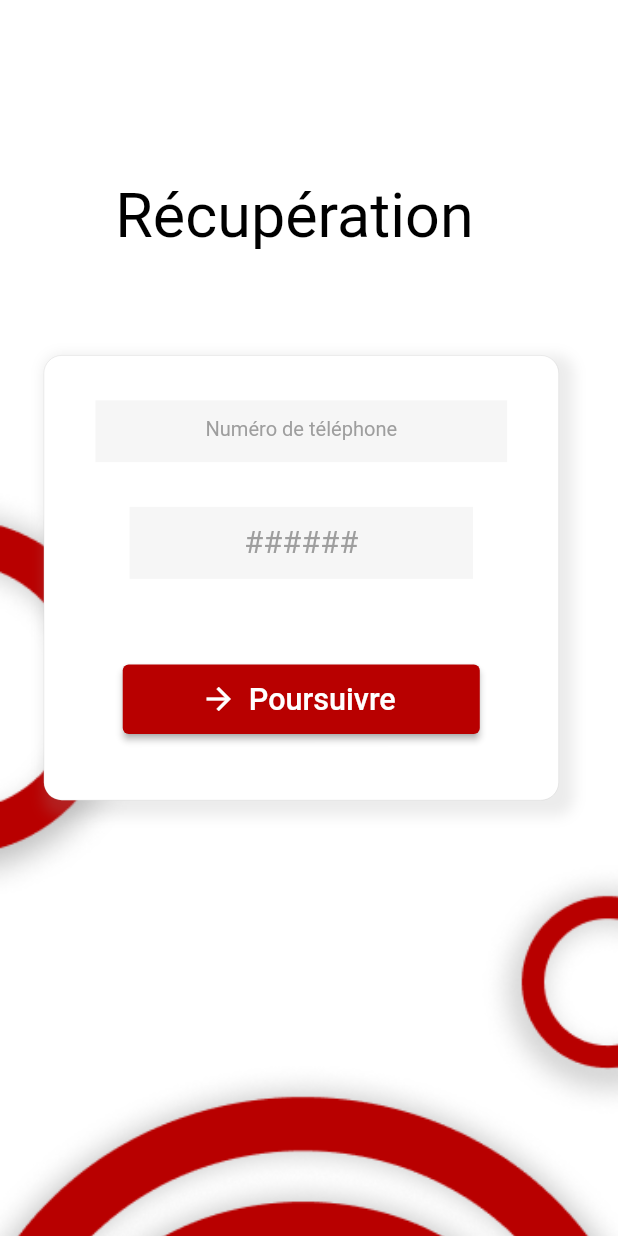
After one commit to i-zalla/Clientapp, a Flutter app: the Recuperation screen opened directly, on a phone screen of 412 x 824 dp. The commit adds this screen. Run offline on Flutter 3.47's test engine with Material 2 defaults, Android fonts, the phone set to English and light mode, and no system bars; our stand-ins replace flutter_screenutil, material_design_icons_flutter; Roboto replaces fonts that are missing (Poppins); statements that could not run were skipped.

Commit message:
Add existing file

```diff
--- a/lib/Inscription.dart
+++ b/lib/Inscription.dart
@@ -211,11 +211,11 @@ class _InscriptionState extends State<Inscription>{
                                         ),
                                       ),
                                       Container(
-                                        padding: EdgeInsets.fromLTRB(50, 20, 50,0),
+                                        padding: EdgeInsets.fromLTRB(10, 20, 10,0),
                                         decoration: BoxDecoration(
                                           color: Colors.transparent,
                                         ),
-                                        width: 350,
+                                        width: 358,
                                         height: 100,
                                         child: Column(
                                           children: [
@@ -223,6 +223,8 @@ class _InscriptionState extends State<Inscription>{
                                               mainAxisAlignment: MainAxisAlignment.spaceBetween,
                                               children: [
                                                 _textFieldOTP(first: true, last: false),
+                                                _textFieldOTP(first: false, last: false),
+                                                _textFieldOTP(first: false, last: false),
                                                 _textFieldOTP(first: false, last: false),
                                                 _textFieldOTP(first: false, last: false),
                                                 _textFieldOTP(first: false, last: true),
--- a/lib/Login.dart
+++ b/lib/Login.dart
@@ -180,11 +180,11 @@ class _LoginState extends State<Login>{
                                               ),
                                             ),
                                             Container(
-                                              padding: EdgeInsets.fromLTRB(50, 20, 50,0),
+                                              padding: EdgeInsets.fromLTRB(10, 20, 10,0),
                                               decoration: BoxDecoration(
                                                 color: Colors.transparent,
                                               ),
-                                              width: 350,
+                                              width: 358,
                                               height: 150,
                                               child: Column(
                                                 children: [
@@ -192,6 +192,8 @@ class _LoginState extends State<Login>{
                                                     mainAxisAlignment: MainAxisAlignment.spaceBetween,
                                                     children: [
                                                       _textFieldOTP(first: true, last: false),
+                                                      _textFieldOTP(first: false, last: false),
+                                                      _textFieldOTP(first: false, last: false),
                                                       _textFieldOTP(first: false, last: false),
                                                       _textFieldOTP(first: false, last: false),
                                                       _textFieldOTP(first: false, last: true),
@@ -305,7 +307,7 @@ class _LoginState extends State<Login>{
                                           ),
                                           ),
                                         ),
-                                        TextButton(
+                                       /* TextButton(
                                             onPressed: (){
                                               Navigator.push(
                                                   context,
@@ -324,7 +326,7 @@ class _LoginState extends State<Login>{
                                                 TextDecoration.underline,
                                               ),
                                             )
-                                        )
+                                        )*/
 
                                       ],
                                     ),
--- a/lib/Onboarding.dart
+++ b/lib/Onboarding.dart
@@ -110,7 +110,7 @@ class _onBoarding extends State<OnBoarding>{
                       Column(
                         crossAxisAlignment: CrossAxisAlignment.stretch,
                         children: [
-                          Padding(
+                         /* Padding(
                             padding: EdgeInsets.fromLTRB(60, 5, 60, 10),
                             child: Container(
                               color: Colors.transparent,
@@ -143,7 +143,7 @@ class _onBoarding extends State<OnBoarding>{
                                 ),
                               ),
                             ),
-                          ),
+                          ),*/
 
                           Padding(
                             padding: EdgeInsets.fromLTRB(60, 10, 60, 0),
--- a/lib/splashScreen.dart
+++ b/lib/splashScreen.dart
@@ -1,3 +1,4 @@
+import 'package:clientapp/Home.dart';
 import 'package:flutter/material.dart';
 import 'dart:async';
 import 'main.dart';
@@ -5,6 +6,7 @@ import 'dart:async';
 import 'package:clientapp/main.dart';
 import 'package:clientapp/Login.dart';
 import 'package:clientapp/Onboarding.dart';
+import 'package:clientapp/try.dart';
 
 
 
@@ -18,7 +20,7 @@ class _SplashScreenState extends State<SplashScreen> {
   void initState() {
     super.initState();
     Timer(
-        Duration(milliseconds: 4500),
+        Duration(milliseconds: 6000),
             () => Navigator.pushReplacement(
             context, MaterialPageRoute(builder: (context) => OnBoarding()
             )
--- /dev/null
+++ b/lib/try.dart
@@ -0,0 +1,198 @@
+import 'package:clientapp/Home.dart';
+import 'package:flutter/material.dart';
+import 'package:flutter_screenutil/flutter_screenutil.dart';
+
+
+class Recuperation extends StatelessWidget {
+  const Recuperation({Key? key}) : super(key: key);
+
+  @override
+  Widget build(BuildContext context) {
+    return SafeArea(
+      child: Stack(children: [
+        Container(
+          decoration: BoxDecoration(
+            image: DecorationImage(
+                image: AssetImage("images/Se connecter.png"),
+                fit: BoxFit.cover),
+          ),
+        ),
+        Scaffold(
+            backgroundColor: Colors.transparent,
+            body: SingleChildScrollView(
+              child: SafeArea(
+                child: Column(
+                  children: [
+                    Column(children: [
+                      Padding(
+                        padding: EdgeInsets.fromLTRB(30.w, 100.h, 38.w, 50.h),
+                        child: Container(
+                          height: 80.h,
+                          width: 283.w,
+                          child: Center(
+                            child: Text('Récupération',
+                                textScaleFactor: 0.96.sp,
+                                style: TextStyle(
+                                  fontFamily: 'Poppins',
+                                  fontSize: 40.sp,
+                                  color: Colors.black,
+                                )),
+                          ),
+                        ),
+                      ),
+                      Container(
+                        //container card
+                        width: 300.w,
+                        height: 288.h,
+                        decoration: BoxDecoration(
+                            border: Border.all(
+                              color: Colors.grey,
+                              width: 0.1.w,
+                            ),
+                            color: Colors.white,
+                            borderRadius: BorderRadius.circular(12),
+                            boxShadow: [
+                              BoxShadow(
+                                color: Colors.grey.withOpacity(0.2),
+                                spreadRadius: 5.r,
+                                blurRadius: 7.r,
+                                offset: Offset(5, 5),
+                              ),
+                            ]),
+                        child: Column(
+                          //column de contenu de container
+                          children: [
+                            SizedBox(
+                              //le premier espace
+                              height: 15.h,
+                            ),
+                            Container(
+                                padding: EdgeInsets.symmetric(horizontal: 30.w),
+                                child: Column(
+                                  children: [
+                                    Column(
+                                        crossAxisAlignment:
+                                        CrossAxisAlignment.end,
+                                        children: [
+                                          Padding(
+                                            padding: EdgeInsets.symmetric(
+                                                vertical: 14.h),
+                                            child: Container(
+                                              width: 260.w,
+                                              height: 40.h,
+                                              alignment: Alignment.center,
+                                              color: Colors.transparent,
+                                              child: TextFormField(
+                                                textAlign: TextAlign.center,
+                                                //lgris lewel
+                                                decoration: InputDecoration(
+                                                  contentPadding:
+                                                  EdgeInsets.only(
+                                                      bottom: 10.h),
+                                                  counterText: "",
+                                                  border: InputBorder.none,
+                                                  hintText:
+                                                  'Numéro de téléphone',
+                                                  hintStyle: TextStyle(
+                                                    fontSize: 13.sp,
+                                                    fontFamily: 'Poppins',
+                                                    color: Colors.grey[500],
+                                                  ),
+                                                  fillColor: Color(0xffF6F6F6),
+                                                  filled: true,
+                                                ),
+                                                maxLength: 10,
+                                                keyboardType:
+                                                TextInputType.number,
+                                                textInputAction:
+                                                TextInputAction.next,
+                                              ),
+                                            ),
+                                          ),
+                                          SizedBox(
+                                            //troisieme espace
+                                            height: 15.h,
+                                          ),
+                                          Center(
+                                            child: Container(
+                                              //lgris deuxieme
+                                              width: 200.w,
+                                              height: 72.h,
+                                              color: Colors.transparent,
+                                              child: TextFormField(
+                                                textAlign: TextAlign.center,
+                                                decoration: InputDecoration(
+                                                  counterText: "",
+                                                  border: InputBorder.none,
+                                                  hintText: '######',
+                                                  hintStyle: TextStyle(
+                                                    fontSize: 20.sp,
+                                                    fontFamily: 'Poppins',
+                                                    color: Colors.grey[500],
+                                                  ),
+                                                  fillColor: Color(0xffF6F6F6),
+                                                  filled: true,
+                                                ),
+                                                textInputAction:
+                                                TextInputAction.done,
+                                                maxLength: 6,
+                                                keyboardType:
+                                                TextInputType.number,
+                                              ),
+                                            ),
+                                          ),
+                                          SizedBox(
+                                            //troisieme espace
+                                            height: 15.h,
+                                          ),
+                                        ]),
+                                    SizedBox(
+                                      height: 15.h,
+                                    ),
+                                    Container(
+                                      //lbutton
+                                      color: Colors.transparent,
+                                      child: SizedBox(
+                                        width: 208.w,
+                                        height: 45.h,
+                                        child: ElevatedButton.icon(
+                                          onPressed: () {
+                                            Navigator.push(
+                                                context, MaterialPageRoute(
+                                                builder: (context) => Home()));
+                                          },
+                                          icon: Icon(
+                                            Icons.arrow_forward,
+                                            color: Colors.white,
+                                          ),
+                                          label: Text('Poursuivre',
+                                              textScaleFactor: 0.96.sp,
+                                              style: TextStyle(
+                                                fontSize: 20.sp,
+                                                color: Colors.white,
+                                              )),
+                                          style: ElevatedButton.styleFrom(
+                                            shadowColor: Colors.grey,
+                                            primary: Color(0xffb80000),
+                                          ),
+                                        ),
+                                      ),
+                                    ),
+                                    SizedBox(
+                                      //cienquiéme espace
+                                      height: 15.h,
+                                    ),
+                                  ],
+                                )), //container lbyadh
+                          ],
+                        ),
+                      ),
+                    ])
+                  ],
+                ),
+              ),
+            ))
+      ]),
+    );
+  }
+}
```
Also changed, not shown: images/Se connecter.png (added).
